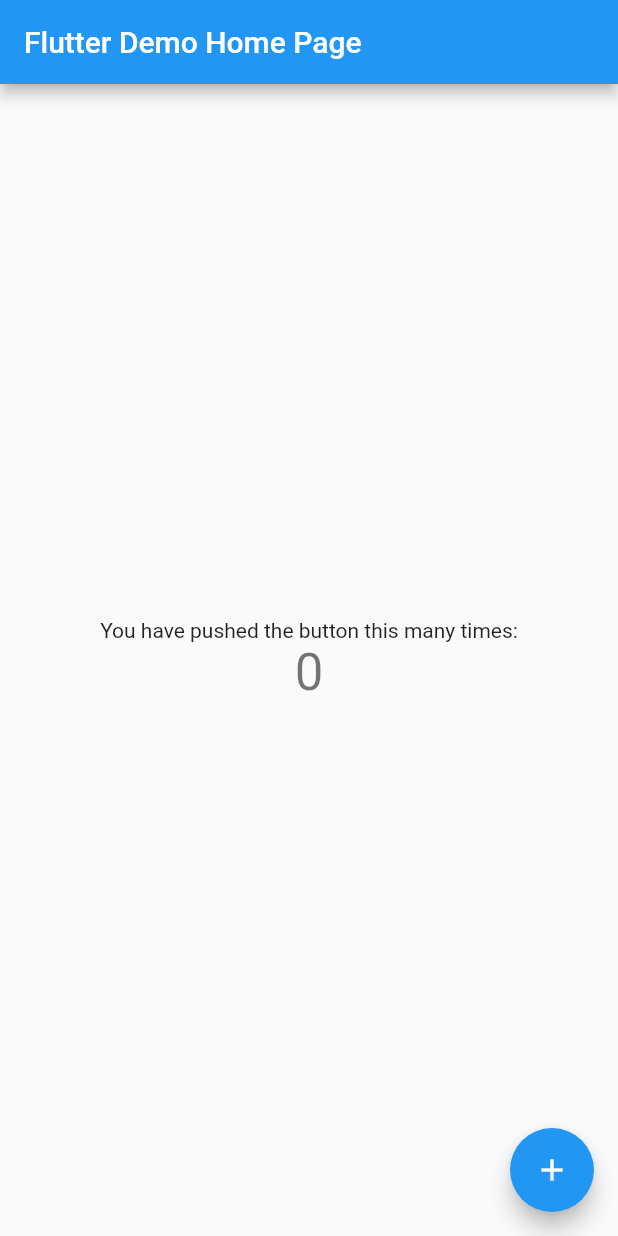
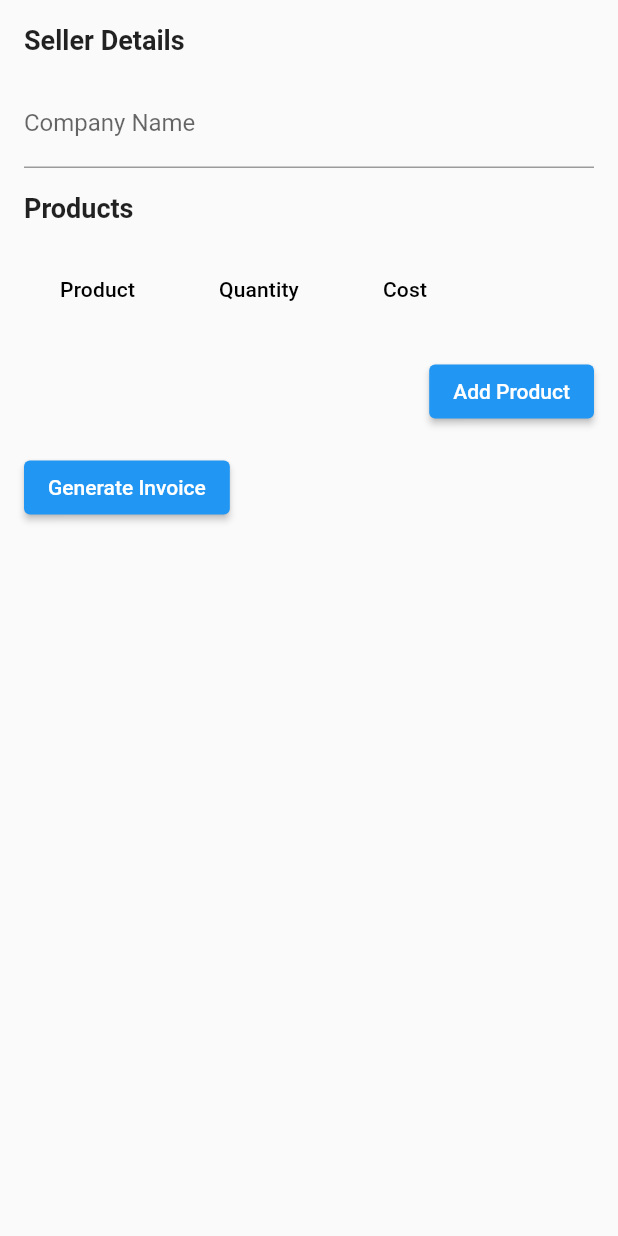
Before and after one commit to Harin-Kaklotar/invoice-generator, a Flutter app: the screen it shows after launch, on a phone screen of 412 x 824 dp. Run offline on Flutter 3.47's test engine with Material 2 defaults, Android fonts, the phone set to English and light mode, and no system bars; our stand-ins replace file_picker, get, pdf, printing.

Commit message:
add pdf flow [wip]

```diff
--- /dev/null
+++ b/lib/invoice/invoice_screen.dart
@@ -0,0 +1,130 @@
+import 'package:flutter/material.dart';
+import 'package:get/get.dart';
+import 'package:invoice_generator/invoice/invoice_screen_controller.dart';
+
+
+class InvoiceScreen extends StatelessWidget {
+  InvoiceScreen({Key? key}) : super(key: key);
+
+  final InvoiceScreenController _controller =
+      Get.put(InvoiceScreenController());
+
+  @override
+  Widget build(BuildContext context) {
+    return Scaffold(
+      body: SingleChildScrollView(
+        child: Container(
+          padding: const EdgeInsets.all(16.0),
+          child: Column(
+            crossAxisAlignment: CrossAxisAlignment.start,
+            children: [
+              const Text(
+                'Seller Details',
+                style: TextStyle(fontSize: 18, fontWeight: FontWeight.bold),
+              ),
+              const SizedBox(height: 16),
+              TextField(
+                controller: _controller.companyNameController,
+                decoration: const InputDecoration(labelText: 'Company Name'),
+              ),
+              // Add other input fields for seller details here
+              const SizedBox(height: 16),
+              const Text(
+                'Products',
+                style: TextStyle(fontSize: 18, fontWeight: FontWeight.bold),
+              ),
+              const SizedBox(height: 16),
+              Obx(
+                () => DataTable(
+                  columns: const [
+                    DataColumn(label: Text('Product')),
+                    DataColumn(label: Text('Quantity')),
+                    DataColumn(label: Text('Cost')),
+                  ],
+                  rows: _controller.products
+                      .map(
+                        (product) => DataRow(
+                          cells: [
+                            DataCell(Text(product.name)),
+                            DataCell(Text(product.quantity.toString())),
+                            DataCell(Text(product.cost.toString())),
+                          ],
+                        ),
+                      )
+                      .toList(),
+                ),
+              ),
+              const SizedBox(height: 16),
+              Row(
+                mainAxisAlignment: MainAxisAlignment.end,
+                children: [
+                  ElevatedButton(
+                    onPressed: (){
+                      _addProduct(context);
+                    },
+                    //onPressed: _addProduct(context),
+                    child: const Text('Add Product'),
+                  ),
+                ],
+              ),
+              const SizedBox(height: 16),
+              ElevatedButton(
+                onPressed: _controller.generateInvoice,
+                child: const Text('Generate Invoice'),
+              ),
+            ],
+          ),
+        ),
+      ),
+    );
+  }
+
+  _addProduct(BuildContext context) {
+    if(context.mounted){
+      showDialog(
+        context: context,
+        builder: (BuildContext context) {
+          String productName = 'Dummy Item';
+          int productQuantity = 1;
+          double productCost = 0.0;
+
+          return AlertDialog(
+            title: const Text('Add Product'),
+            content: SingleChildScrollView(
+              child: Column(
+                children: [
+                  TextField(
+                    decoration: const InputDecoration(labelText: 'Product Name'),
+                    onChanged: (value) => productName = value,
+                  ),
+                  TextField(
+                    decoration: const InputDecoration(labelText: 'Product quantity'),
+                    onChanged: (value) =>
+                    productQuantity = int.tryParse(value) ?? 1,
+                    keyboardType: TextInputType.number,
+                  ),
+                  TextField(
+                    decoration: const InputDecoration(labelText: 'Product Cost'),
+                    onChanged: (value) =>
+                    productCost = double.tryParse(value) ?? 0.0,
+                    keyboardType: TextInputType.number,
+                  ),
+                ],
+              ),
+            ),
+            actions: [
+              ElevatedButton(
+                onPressed: () {
+                  _controller.addProduct(productName,productQuantity, productCost);
+                  Get.back();
+                },
+                child: const Text('Add'),
+              ),
+            ],
+          );
+        },
+      );
+    }
+  }
+
+}
--- a/lib/main.dart
+++ b/lib/main.dart
@@ -1,4 +1,7 @@
 import 'package:flutter/material.dart';
+import 'package:get/get.dart';
+
+import 'invoice/invoice_screen.dart';
 
 void main() {
   runApp(const MyApp());
@@ -9,59 +12,12 @@ class MyApp extends StatelessWidget {
 
   @override
   Widget build(BuildContext context) {
-    return MaterialApp(
+    return GetMaterialApp(
       title: 'Flutter Demo',
       theme: ThemeData(
         primarySwatch: Colors.blue,
       ),
-      home: const MyHomePage(title: 'Flutter Demo Home Page'),
+      home: InvoiceScreen(),
     );
   }
 }
-
-class MyHomePage extends StatefulWidget {
-  const MyHomePage({super.key, required this.title});
-
-  final String title;
-
-  @override
-  State<MyHomePage> createState() => _MyHomePageState();
-}
-
-class _MyHomePageState extends State<MyHomePage> {
-  int _counter = 0;
-
-  void _incrementCounter() {
-    setState(() {
-      _counter++;
-    });
-  }
-
-  @override
-  Widget build(BuildContext context) {
-    return Scaffold(
-      appBar: AppBar(
-        title: Text(widget.title),
-      ),
-      body: Center(
-        child: Column(
-          mainAxisAlignment: MainAxisAlignment.center,
-          children: <Widget>[
-            const Text(
-              'You have pushed the button this many times:',
-            ),
-            Text(
-              '$_counter',
-              style: Theme.of(context).textTheme.headlineMedium,
-            ),
-          ],
-        ),
-      ),
-      floatingActionButton: FloatingActionButton(
-        onPressed: _incrementCounter,
-        tooltip: 'Increment',
-        child: const Icon(Icons.add),
-      ), // This trailing comma makes auto-formatting nicer for build methods.
-    );
-  }
-}
--- /dev/null
+++ b/lib/model/buyer.dart
@@ -0,0 +1,7 @@
+class Buyer{
+  String customerName;
+  String phoneNumber;
+  String address;
+
+  Buyer(this.customerName, this.phoneNumber, this.address);
+}
--- /dev/null
+++ b/lib/model/invoice.dart
@@ -0,0 +1,10 @@
+import 'package:invoice_generator/model/buyer.dart';
+import 'package:invoice_generator/model/product.dart';
+import 'package:invoice_generator/model/seller.dart';
+
+class Invoice {
+  Seller seller;
+  Buyer buyer;
+  List<Product> products;
+  Invoice(this.seller, this.buyer, this.products);
+}
--- /dev/null
+++ b/lib/model/product.dart
@@ -0,0 +1,8 @@
+class Product{
+  String name;
+  double cost;
+  int quantity = 1;
+
+  Product(this.name, this.quantity, this.cost,);
+
+}
--- /dev/null
+++ b/lib/model/seller.dart
@@ -0,0 +1,89 @@
+import 'package:flutter/foundation.dart';
+
+class Seller{
+ late String _companyName;
+  String? _address;
+  String? _phoneNumber;
+  String? _otherPhoneNumber;
+  String? _email;
+  String? _fax;
+  String? _logo;
+  String? _invoiceNumber;
+
+  Seller(SellerBuilder builder){
+   _companyName = builder.companyName!;
+    _address = builder.address;
+    _phoneNumber = builder.phoneNumber;
+    _otherPhoneNumber = builder.otherPhoneNumber;
+    _email = builder.email;
+    _fax = builder.fax;
+    _logo = builder.logo;
+    _invoiceNumber = builder.invoiceNumber;
+  }
+
+  String get companyName => _companyName;
+  String? get address => _address;
+  String? get phoneNumber => _phoneNumber;
+  String? get otherPhoneNumber => _otherPhoneNumber;
+  String? get email => _email;
+  String? get fax => _fax;
+  String? get logo => _logo;
+  String? get invoiceNumber => _invoiceNumber;
+}
+
+class SellerBuilder {
+  String _companyName;
+  String? _address;
+  String? _phoneNumber;
+  String? _otherPhoneNumber;
+  String? _email;
+  String? _fax;
+  String? _logo;
+  String? _invoiceNumber;
+
+  SellerBuilder(this._companyName);
+
+  String get companyName => _companyName;
+  set companyName(String name) {
+    _companyName = name;
+  }
+
+  String? get address => _address;
+  set address(String? address) {
+    _address = address;
+  }
+
+  String? get phoneNumber => _phoneNumber;
+  set phoneNumber(String? phoneNumber) {
+    _phoneNumber = phoneNumber;
+  }
+
+  String? get otherPhoneNumber => _otherPhoneNumber;
+  set otherPhoneNumber(String? otherPhoneNumber) {
+    _otherPhoneNumber = otherPhoneNumber;
+  }
+
+  String? get email => _email;
+  set email(String? email) {
+    _email = email;
+  }
+
+  String? get fax => _fax;
+  set fax(String? fax) {
+    _fax = fax;
+  }
+
+  String? get logo => _logo;
+  set logo(String? logo) {
+    _logo = logo;
+  }
+
+  String? get invoiceNumber => _invoiceNumber;
+  set invoiceNumber(String? invoiceNumber) {
+    _invoiceNumber = invoiceNumber;
+  }
+
+  Seller build() {
+    return Seller(this);
+  }
+}
--- /dev/null
+++ b/lib/utils/invoice_util.dart
@@ -0,0 +1,127 @@
+import 'dart:typed_data';
+
+import 'package:file_picker/file_picker.dart';
+import 'package:get/get.dart';
+
+import 'package:pdf/pdf.dart';
+import 'package:pdf/widgets.dart' as pw; // pdfWidget
+
+import '../preview/pdf_preview_screen.dart';
+
+class InvoiceUtil{
+
+  static   void generateInvoice() async {
+    /// Create a PDF document
+    final pdf = pw.Document();
+
+    final sellerName = sellerNameController.text;
+    /// Get seller details from the controller
+
+    /// Define invoice data
+    const invoiceNumber = 'INV001';
+    final orderDate = DateTime.now();
+    final dueDate = orderDate.add(const Duration(days: 30));
+    const gstRegistrationNumber = 'GST1234567890';
+    const bankDetails = 'Account Name: XYZ Bank, Account Number: 1234567890';
+
+    // Prompt user to select a logo file
+    final logoFile = await FilePicker.platform.pickFiles(type: FileType.image);
+
+    // Check if a logo file was selected
+    final hasLogo = logoFile != null && logoFile.files.isNotEmpty;
+
+    /// Define invoice table headers
+    final headers = ['Product', 'Quantity', 'Cost'];
+
+    /// Define invoice table rows
+    final rows = products
+        .map((product) => [
+      product.name,
+      product.quantity.toString(),
+      product.cost.toString()
+    ])
+        .toList();
+
+    /// Calculate the total cost of all products
+    final totalCost = products
+        .map((product) => product.quantity * product.cost)
+        .reduce((value, element) => value + element);
+
+    /// Add content to the PDF document
+    pdf.addPage(
+        pw.Page(
+            pageFormat: PdfPageFormat.a4,
+            build: (pw.Context context){
+              return pw.Center(
+                  child: pw.Column(
+                      children: [
+                        pw.Text('Invoice', style: const pw.TextStyle(fontSize: 20)),
+                        pw.SizedBox(height: 10),
+
+                        pw.Text(
+                          'Seller Details:',
+                          style: pw.TextStyle(fontSize: 16, fontWeight: pw.FontWeight.bold),
+                        ),
+                        pw.Text('Company Name: $sellerName'),
+                        /// Add other seller details
+
+                        pw.SizedBox(height: 10),
+                        pw.Text(
+                          'Invoice Details:',
+                          style: pw.TextStyle(fontSize: 16, fontWeight: pw.FontWeight.bold),
+                        ),
+                        pw.Text('Invoice Number: $invoiceNumber'),
+                        pw.Text('Date of Order/Invoice: ${orderDate.toString()}'),
+                        pw.Text('Due Date: ${dueDate.toString()}'),
+                        pw.Text('GST Registration Number: $gstRegistrationNumber'),
+                        pw.Text('Payment Details: $bankDetails'),
+                        pw.SizedBox(height: 20),
+
+                        _buildLogo(pdf.document, hasLogo, logoFile!),
+
+                        pw.SizedBox(height: 20),
+
+                        pw.Text(
+                          'Products:',
+                          style: pw.TextStyle(fontSize: 16, fontWeight: pw.FontWeight.bold),
+                        ),
+                        pw.Table.fromTextArray(
+                          headers: headers,
+                          data: rows,
+                          border: pw.TableBorder.all(width: 1),
+                          headerStyle: pw.TextStyle(fontWeight: pw.FontWeight.bold),
+                          cellStyle: const pw.TextStyle(),
+                          cellAlignment: pw.Alignment.centerLeft,
+                        ),
+                        pw.SizedBox(height: 10),
+                        pw.Row(
+                          mainAxisAlignment: pw.MainAxisAlignment.end,
+                          children: [
+                            pw.Text(
+                              'Total Cost: $totalCost',
+                              style: pw.TextStyle(fontWeight: pw.FontWeight.bold),
+                            ),
+                          ],
+                        ),
+                      ]
+                  )
+              );
+            }
+        )
+    );
+
+    // Generate the invoice file
+    final Uint8List pdfBytes = await pdf.save();
+
+    // Display a preview of the invoice
+    final pdfPreviewScreen = PdfPreviewScreen(pdfBytes: pdfBytes);
+
+    // Navigate to the preview screen
+    Get.to(pdfPreviewScreen);
+
+
+
+  }
+
+
+}
--- a/pubspec.yaml
+++ b/pubspec.yaml
@@ -35,6 +35,9 @@ dependencies:
   # The following adds the Cupertino Icons font to your application.
   # Use with the CupertinoIcons class for iOS style icons.
   cupertino_icons: ^1.0.2
+  get: ^4.6.5
+  printing: ^5.10.4
+  file_picker: ^5.3.0
 
 dev_dependencies:
   flutter_test:
```
Also changed, not shown: lib/invoice/invoice_screen_controller.dart (added, +190 -0 lines), lib/preview/pdf_preview_screen.dart (added, +33 -0 lines), lib/utils/app_mixin.dart (added), pubspec.lock.
